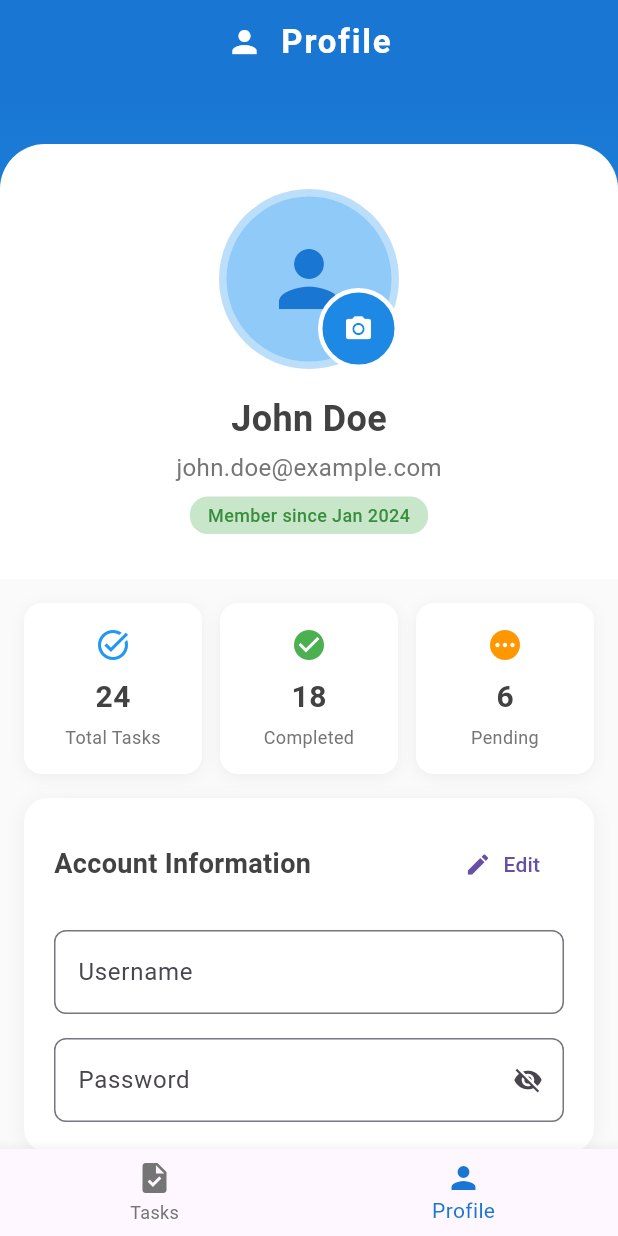
After one commit to vincenitee/todo-list-supabase, a Flutter app: the ProfileScreen screen opened directly, on a phone screen of 412 x 824 dp. The commit adds this screen. Run offline on Flutter 3.47's test engine with Material 3 defaults, Android fonts, the phone set to English and light mode, and no system bars.

Commit message:
feature: Add Profile Screen UI

```diff
--- /dev/null
+++ b/lib/screens/profile.dart
@@ -0,0 +1,405 @@
+import 'package:flutter/material.dart';
+import 'package:todo_list_supabase/screens/home.dart';
+import 'package:todo_list_supabase/widgets/auth_button.dart';
+import 'package:todo_list_supabase/widgets/custom_textfield.dart';
+
+class ProfileScreen extends StatefulWidget {
+  const ProfileScreen({super.key});
+
+  @override
+  State<ProfileScreen> createState() => _ProfileScreenState();
+}
+
+class _ProfileScreenState extends State<ProfileScreen> {
+  final _profileFormKey = GlobalKey<FormState>();
+  bool _isEditing = false;
+  int _currentIndex = 1; // Profile tab is selected
+
+  // Mock user data - replace with actual user data
+  String userName = "John Doe";
+  String userEmail = "john.doe@example.com";
+  DateTime joinDate = DateTime(2024, 1, 15);
+
+  @override
+  Widget build(BuildContext context) {
+    return Scaffold(
+      backgroundColor: Colors.grey.shade50,
+      appBar: AppBar(
+        backgroundColor: Colors.blue.shade700,
+        automaticallyImplyLeading: false,
+        title: Row(
+          mainAxisAlignment: MainAxisAlignment.center,
+          crossAxisAlignment: CrossAxisAlignment.center,
+          children: [
+            Icon(Icons.person, color: Colors.white),
+            const SizedBox(width: 12),
+            Text(
+              'Profile',
+              style: TextStyle(
+                fontWeight: FontWeight.w600,
+                fontSize: 22,
+                letterSpacing: 1.2,
+                color: Colors.white,
+              ),
+            ),
+          ],
+        ),
+        centerTitle: true,
+        elevation: 0,
+      ),
+
+      body: SingleChildScrollView(
+        child: Column(
+          children: [
+            // Profile Header Section
+            Container(
+              decoration: BoxDecoration(
+                gradient: LinearGradient(
+                  begin: Alignment.topCenter,
+                  end: Alignment.bottomCenter,
+                  colors: [
+                    Colors.blue.shade700,
+                    Colors.blue.shade500,
+                  ],
+                ),
+              ),
+              child: Container(
+                width: double.infinity,
+                padding: const EdgeInsets.symmetric(vertical: 30),
+                decoration: BoxDecoration(
+                  color: Colors.white,
+                  borderRadius: BorderRadius.only(
+                    topLeft: Radius.circular(30),
+                    topRight: Radius.circular(30),
+                  ),
+                ),
+                margin: EdgeInsets.only(top: 40),
+                child: Column(
+                  children: [
+                    // Profile Avatar
+                    Stack(
+                      children: [
+                        CircleAvatar(
+                          radius: 60,
+                          backgroundColor: Colors.blue.shade100,
+                          child: CircleAvatar(
+                            radius: 55,
+                            backgroundColor: Colors.blue.shade200,
+                            child: Icon(
+                              Icons.person,
+                              size: 60,
+                              color: Colors.blue.shade700,
+                            ),
+                          ),
+                        ),
+                        Positioned(
+                          bottom: 0,
+                          right: 0,
+                          child: Container(
+                            decoration: BoxDecoration(
+                              color: Colors.blue.shade600,
+                              shape: BoxShape.circle,
+                              border: Border.all(color: Colors.white, width: 3),
+                            ),
+                            child: IconButton(
+                              icon: Icon(Icons.camera_alt, color: Colors.white, size: 20),
+                              onPressed: () {
+                                // Handle profile picture change
+                                ScaffoldMessenger.of(context).showSnackBar(
+                                  SnackBar(content: Text('Profile picture update coming soon!')),
+                                );
+                              },
+                            ),
+                          ),
+                        ),
+                      ],
+                    ),
+                    const SizedBox(height: 16),
+                    Text(
+                      userName,
+                      style: TextStyle(
+                        fontSize: 24,
+                        fontWeight: FontWeight.bold,
+                        color: Colors.grey.shade800,
+                      ),
+                    ),
+                    const SizedBox(height: 4),
+                    Text(
+                      userEmail,
+                      style: TextStyle(
+                        fontSize: 16,
+                        color: Colors.grey.shade600,
+                      ),
+                    ),
+                    const SizedBox(height: 8),
+                    Container(
+                      padding: EdgeInsets.symmetric(horizontal: 12, vertical: 4),
+                      decoration: BoxDecoration(
+                        color: Colors.green.shade100,
+                        borderRadius: BorderRadius.circular(12),
+                      ),
+                      child: Text(
+                        'Member since ${_formatDate(joinDate)}',
+                        style: TextStyle(
+                          fontSize: 12,
+                          color: Colors.green.shade700,
+                          fontWeight: FontWeight.w500,
+                        ),
+                      ),
+                    ),
+                  ],
+                ),
+              ),
+            ),
+
+            // Profile Statistics
+            Container(
+              margin: const EdgeInsets.all(16),
+              child: Row(
+                children: [
+                  Expanded(child: _buildStatCard('Total Tasks', '24', Icons.task_alt, Colors.blue)),
+                  const SizedBox(width: 12),
+                  Expanded(child: _buildStatCard('Completed', '18', Icons.check_circle, Colors.green)),
+                  const SizedBox(width: 12),
+                  Expanded(child: _buildStatCard('Pending', '6', Icons.pending, Colors.orange)),
+                ],
+              ),
+            ),
+
+            // Profile Form Section
+            Container(
+              margin: const EdgeInsets.symmetric(horizontal: 16),
+              padding: const EdgeInsets.all(20),
+              decoration: BoxDecoration(
+                color: Colors.white,
+                borderRadius: BorderRadius.circular(16),
+                boxShadow: [
+                  BoxShadow(
+                    color: Colors.black.withValues(alpha: 0.05),
+                    blurRadius: 10,
+                    offset: Offset(0, 2),
+                  ),
+                ],
+              ),
+              child: Column(
+                crossAxisAlignment: CrossAxisAlignment.start,
+                children: [
+                  Row(
+                    mainAxisAlignment: MainAxisAlignment.spaceBetween,
+                    children: [
+                      Text(
+                        'Account Information',
+                        style: TextStyle(
+                          fontSize: 18,
+                          fontWeight: FontWeight.w600,
+                          color: Colors.grey.shade800,
+                        ),
+                      ),
+                      TextButton.icon(
+                        onPressed: () {
+                          setState(() {
+                            _isEditing = !_isEditing;
+                          });
+                        },
+                        icon: Icon(
+                          _isEditing ? Icons.close : Icons.edit,
+                          size: 18,
+                        ),
+                        label: Text(_isEditing ? 'Cancel' : 'Edit'),
+                      ),
+                    ],
+                  ),
+                  const SizedBox(height: 20),
+
+                  Form(
+                    key: _profileFormKey,
+                    child: Column(
+                      children: [
+                        CustomTextField.username(),
+                        const SizedBox(height: 16),
+                        CustomTextField.password(),
+
+                        if (_isEditing) ...[
+                          const SizedBox(height: 24),
+                          Row(
+                            children: [
+                              Expanded(
+                                child: OutlinedButton.icon(
+                                  onPressed: () {
+                                    setState(() {
+                                      _isEditing = false;
+                                    });
+                                  },
+                                  icon: Icon(Icons.close),
+                                  label: Text('Cancel'),
+                                  style: OutlinedButton.styleFrom(
+                                    padding: EdgeInsets.symmetric(vertical: 12),
+                                  ),
+                                ),
+                              ),
+                              const SizedBox(width: 12),
+                              Expanded(
+                                child: AuthButton(
+                                  label: 'Save Changes',
+                                  icon: Icons.save,
+                                  onPressed: () {
+                                    if (_profileFormKey.currentState!.validate()) {
+                                      setState(() {
+                                        _isEditing = false;
+                                      });
+                                      ScaffoldMessenger.of(context).showSnackBar(
+                                        SnackBar(
+                                          content: Text('Profile updated successfully!'),
+                                          backgroundColor: Colors.green,
+                                        ),
+                                      );
+                                    }
+                                  },
+                                ),
+                              ),
+                            ],
+                          ),
+                        ],
+                      ],
+                    ),
+                  ),
+                ],
+              ),
+            ),
+
+            // Logout Section
+            Container(
+              margin: const EdgeInsets.all(16),
+              child: AuthButton(
+                backgroundColor: Colors.red.shade600,
+                label: 'Logout',
+                icon: Icons.logout,
+                onPressed: () {
+                  _showLogoutDialog(context);
+                },
+              ),
+            ),
+
+            const SizedBox(height: 20),
+          ],
+        ),
+      ),
+
+      bottomNavigationBar: BottomNavigationBar(
+        currentIndex: _currentIndex,
+        onTap: (index) {
+          if (index != _currentIndex) {
+            setState(() {
+              _currentIndex = index;
+            });
+
+            final List<Widget> screens = [HomeScreen(), ProfileScreen()];
+            Navigator.pushReplacement(
+              context,
+              MaterialPageRoute(builder: (_) => screens[index]),
+            );
+          }
+        },
+        selectedItemColor: Colors.blue.shade700,
+        unselectedItemColor: Colors.grey.shade600,
+        items: const [
+          BottomNavigationBarItem(icon: Icon(Icons.task), label: 'Tasks'),
+          BottomNavigationBarItem(icon: Icon(Icons.person), label: 'Profile'),
+        ],
+      ),
+    );
+  }
+
+  Widget _buildStatCard(String title, String value, IconData icon, Color color) {
+    return Container(
+      padding: const EdgeInsets.all(16),
+      decoration: BoxDecoration(
+        color: Colors.white,
+        borderRadius: BorderRadius.circular(12),
+        boxShadow: [
+          BoxShadow(
+            color: Colors.black.withValues(alpha: 0.05),
+            blurRadius: 8,
+            offset: Offset(0, 2),
+          ),
+        ],
+      ),
+      child: Column(
+        children: [
+          Icon(icon, color: color, size: 24),
+          const SizedBox(height: 8),
+          Text(
+            value,
+            style: TextStyle(
+              fontSize: 20,
+              fontWeight: FontWeight.bold,
+              color: Colors.grey.shade800,
+            ),
+          ),
+          const SizedBox(height: 4),
+          Text(
+            title,
+            style: TextStyle(
+              fontSize: 12,
+              color: Colors.grey.shade600,
+            ),
+            textAlign: TextAlign.center,
+          ),
+        ],
+      ),
+    );
+  }
+
+
+
+  String _formatDate(DateTime date) {
+    final months = [
+      'Jan', 'Feb', 'Mar', 'Apr', 'May', 'Jun',
+      'Jul', 'Aug', 'Sep', 'Oct', 'Nov', 'Dec'
+    ];
+    return '${months[date.month - 1]} ${date.year}';
+  }
+
+  void _showLogoutDialog(BuildContext context) {
+    showDialog(
+      context: context,
+      builder: (BuildContext context) {
+        return AlertDialog(
+          shape: RoundedRectangleBorder(
+            borderRadius: BorderRadius.circular(16),
+          ),
+          title: Row(
+            children: [
+              Icon(Icons.logout, color: Colors.red.shade600),
+              const SizedBox(width: 8),
+              Text('Logout'),
+            ],
+          ),
+          content: Text('Are you sure you want to logout?'),
+          actions: [
+            TextButton(
+              onPressed: () => Navigator.of(context).pop(),
+              child: Text('Cancel'),
+            ),
+            ElevatedButton(
+              onPressed: () {
+                Navigator.of(context).pop();
+                // Handle logout logic here
+                ScaffoldMessenger.of(context).showSnackBar(
+                  SnackBar(
+                    content: Text('Logged out successfully'),
+                    backgroundColor: Colors.red.shade600,
+                  ),
+                );
+              },
+              style: ElevatedButton.styleFrom(
+                backgroundColor: Colors.red.shade600,
+              ),
+              child: Text('Logout', style: TextStyle(color: Colors.white)),
+            ),
+          ],
+        );
+      },
+    );
+  }
+}
```
Also changed, not shown: lib/screens/home.dart (+8 -84 lines).
